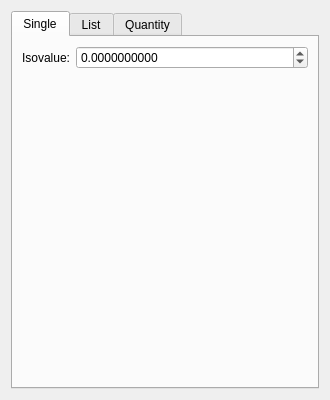
SCIInstitute/SCIRun, file src/Interface/Modules/Fields/ExtractSimpleIsosurface.ui: the form before one commit.
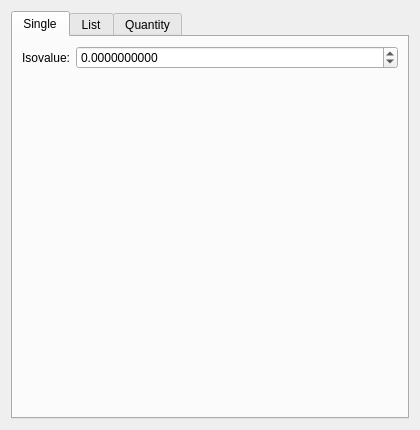
The form after the commit.

Patch:
```diff
--- a/src/Interface/Modules/Fields/ExtractSimpleIsosurface.ui
+++ b/src/Interface/Modules/Fields/ExtractSimpleIsosurface.ui
@@ -6,8 +6,8 @@
    <rect>
     <x>0</x>
     <y>0</y>
-    <width>330</width>
-    <height>400</height>
+    <width>420</width>
+    <height>430</height>
    </rect>
   </property>
   <property name="sizePolicy">
@@ -18,7 +18,7 @@
   </property>
   <property name="minimumSize">
    <size>
-    <width>330</width>
+    <width>420</width>
     <height>400</height>
    </size>
   </property>
```
